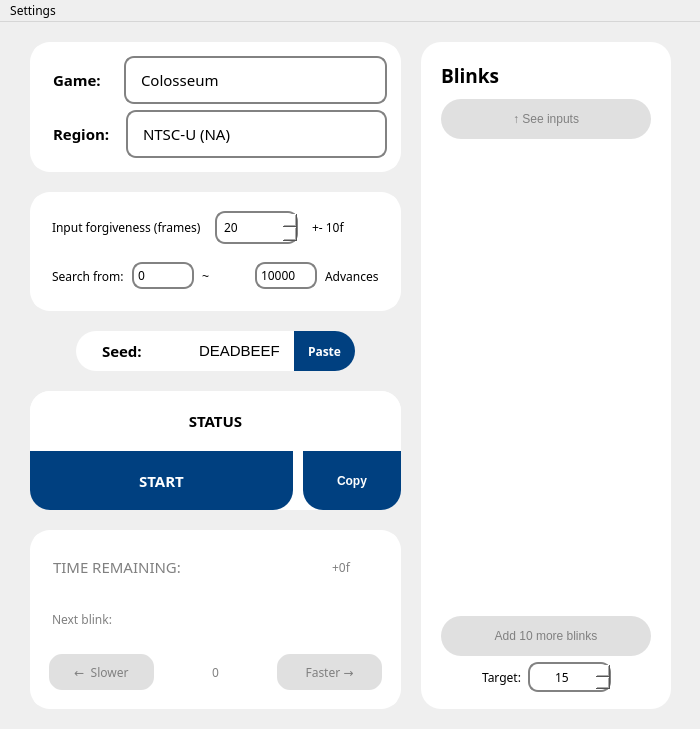
The window that OpenBlink/GuiProjectBackup/OpenBlink2/mainwindow.ui (KapitalRoser/OpenBlink) describes before a commit, drawn with Qt 5.
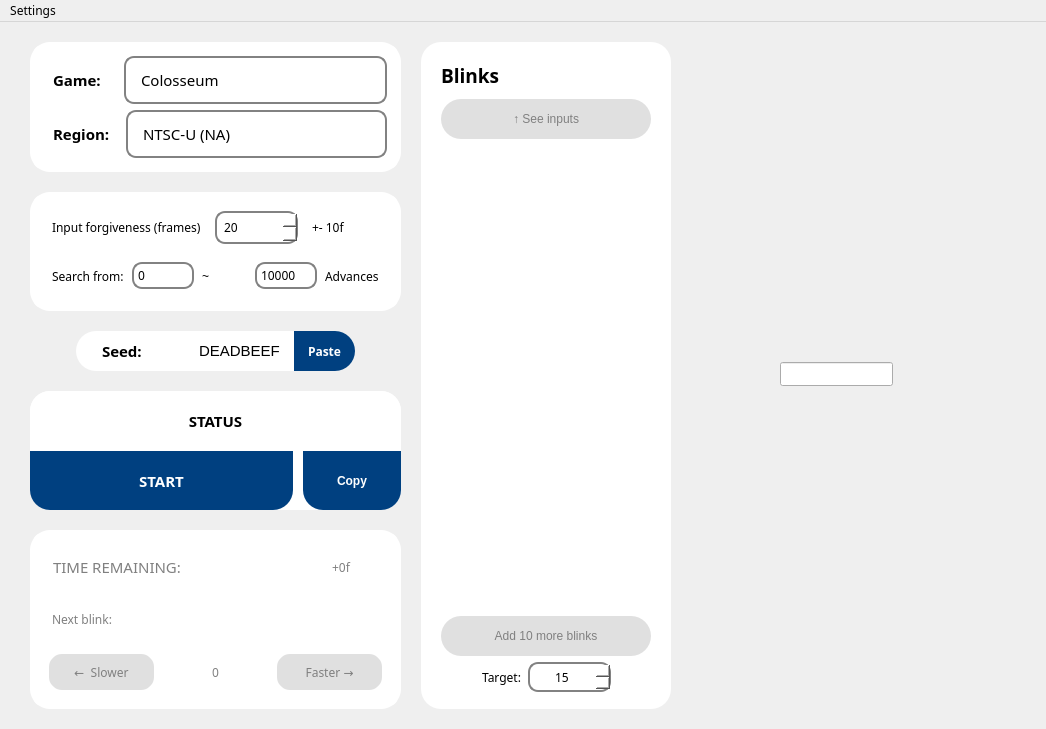
The same window after the commit. Icons and pictures are not drawn.

The edit to the form file:
```diff
--- a/OpenBlink/GuiProjectBackup/OpenBlink2/mainwindow.ui
+++ b/OpenBlink/GuiProjectBackup/OpenBlink2/mainwindow.ui
@@ -6,7 +6,7 @@
    <rect>
     <x>0</x>
     <y>0</y>
-    <width>700</width>
+    <width>1046</width>
     <height>729</height>
    </rect>
   </property>
@@ -1294,14 +1294,24 @@
      </item>
     </layout>
    </widget>
+   <widget class="QLineEdit" name="lineEdit">
+    <property name="geometry">
+     <rect>
+      <x>780</x>
+      <y>340</y>
+      <width>113</width>
+      <height>24</height>
+     </rect>
+    </property>
+   </widget>
   </widget>
   <widget class="QMenuBar" name="menubar">
    <property name="geometry">
     <rect>
      <x>0</x>
      <y>0</y>
-     <width>700</width>
-     <height>27</height>
+     <width>1046</width>
+     <height>20</height>
     </rect>
    </property>
    <widget class="QMenu" name="menuSettings">
```
